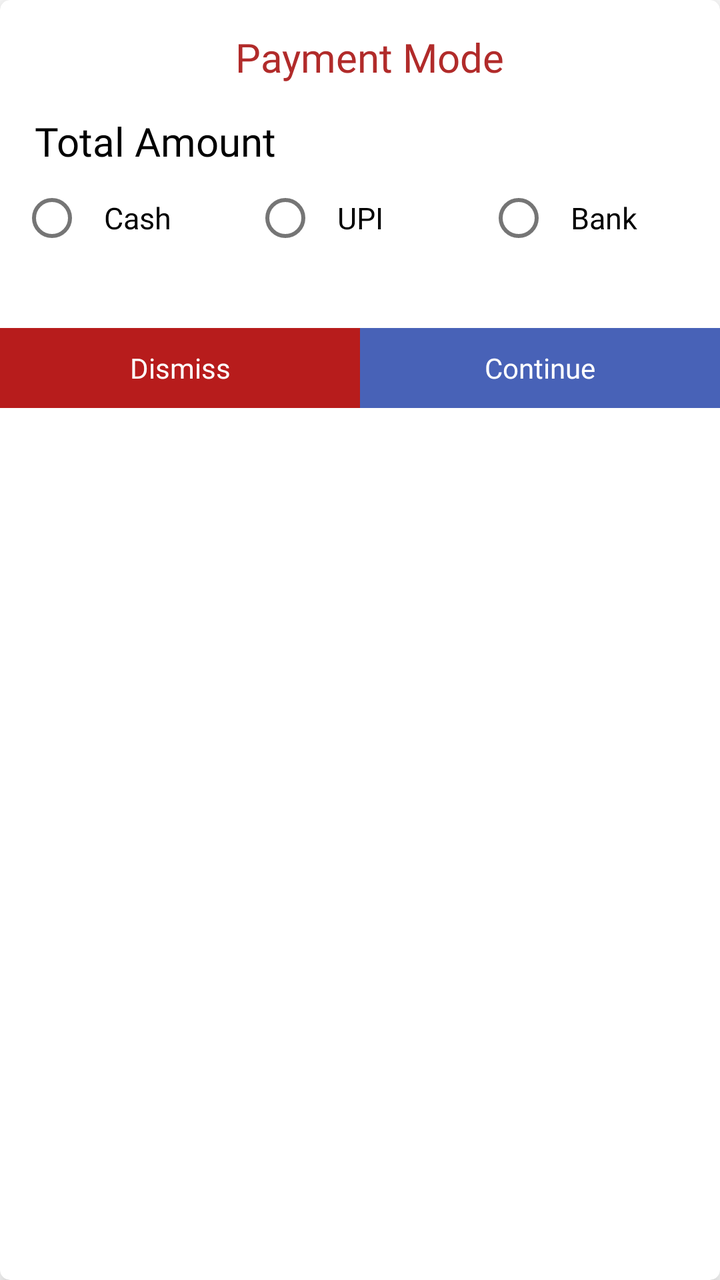
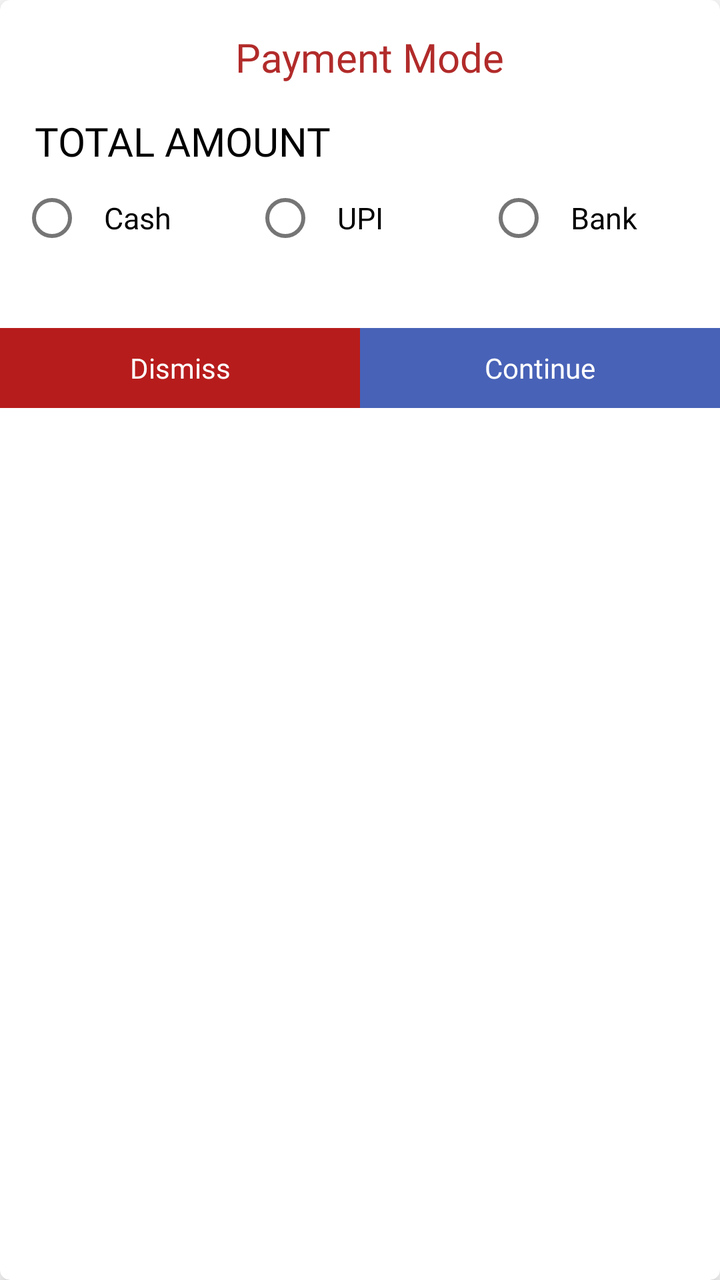

An Android layout rendered at two revisions. The XML below is the earlier revision; the diff shows what the commit changed to produce the second picture.
<!-- AndroidManifest.xml: application theme AppTheme -->
<!-- res/layout/set_payment_mode_dialog.xml -->
<?xml version="1.0" encoding="utf-8"?>
<androidx.cardview.widget.CardView xmlns:android="http://schemas.android.com/apk/res/android"
    xmlns:app="http://schemas.android.com/apk/res-auto"
    android:layout_width="match_parent"
    android:layout_height="wrap_content"
    android:layout_margin="5dp"
    android:elevation="7dp"
    app:cardCornerRadius="5dp"
    app:cardElevation="7dp">

    <LinearLayout
        android:layout_width="match_parent"
        android:layout_height="wrap_content"
        android:orientation="vertical">

        <TextView
            android:layout_width="match_parent"
            android:layout_height="wrap_content"
            android:layout_gravity="center"
            android:layout_marginStart="5dp"
            android:layout_marginTop="15dp"
            android:fontFamily="@font/poppinsbold"
            android:gravity="center"
            android:paddingStart="10dp"
            android:paddingEnd="10dp"
            android:text="Payment Mode"
            android:textColor="@color/textcolor"
            android:textSize="20sp" />

        <TextView
            android:id="@+id/totalAmount"
            android:layout_width="match_parent"
            android:layout_height="wrap_content"
            android:layout_gravity="center"
            android:layout_marginStart="5dp"
            android:layout_marginTop="15dp"
            android:fontFamily="@font/poppinsbold"
            android:gravity="center|start"
            android:paddingStart="10dp"
            android:paddingEnd="10dp"
            android:text="Total Amount"
            android:textColor="@color/black"
            android:textSize="20sp" />

        <LinearLayout
            android:id="@+id/paymentModeLayout"
            android:layout_width="match_parent"
            android:layout_height="wrap_content"
            android:layout_gravity="center"
            android:layout_marginTop="10dp"
            android:gravity="center"
            android:orientation="vertical">

            <RadioGroup
                android:id="@+id/paymentGroup"
                android:layout_width="match_parent"
                android:layout_height="wrap_content"
                android:layout_gravity="center"
                android:layout_marginStart="5dp"
                android:layout_marginEnd="5dp"
                android:layout_marginBottom="10dp"
                android:gravity="center"
                android:orientation="horizontal">

                <RadioButton
                    android:id="@+id/cash"
                    android:layout_width="match_parent"
                    android:layout_height="match_parent"
                    android:layout_gravity="center"
                    android:layout_marginStart="5dp"
                    android:layout_marginEnd="5dp"
                    android:layout_weight="1"
                    android:fontFamily="@font/poppinsregular"
                    android:gravity="center|start"
                    android:paddingStart="10dp"
                    android:paddingEnd="10dp"
                    android:text="Cash"
                    android:textColor="@color/black"
                    android:textSize="15dp" />

                <RadioButton
                    android:id="@+id/online"
                    android:layout_width="match_parent"
                    android:layout_height="30dp"
                    android:layout_gravity="center"
                    android:layout_marginStart="5dp"
                    android:layout_marginEnd="5dp"
                    android:layout_weight="1"
                    android:fontFamily="@font/poppinsregular"
                    android:gravity="center|start"
                    android:paddingStart="10dp"
                    android:paddingEnd="10dp"
                    android:text="UPI"
                    android:textColor="@color/black"
                    android:textSize="15dp" />

                <RadioButton
                    android:id="@+id/bank"
                    android:layout_width="match_parent"
                    android:layout_height="30dp"
                    android:layout_gravity="center"
                    android:layout_marginStart="5dp"
                    android:layout_marginEnd="5dp"
                    android:layout_weight="1"
                    android:fontFamily="@font/poppinsregular"
                    android:gravity="center|start"
                    android:paddingStart="10dp"
                    android:paddingEnd="10dp"
                    android:text="Bank"
                    android:textColor="@color/black"
                    android:textSize="15dp" />

            </RadioGroup>

        </LinearLayout>

        <LinearLayout
            android:layout_width="match_parent"
            android:layout_height="wrap_content"
            android:layout_marginTop="30dp"
            android:orientation="horizontal">

            <TextView
                android:id="@+id/dismissReport"
                android:layout_width="match_parent"
                android:layout_height="40dp"
                android:layout_gravity="center"
                android:layout_weight="1"
                android:background="@color/red"
                android:fontFamily="@font/poppinsregular"
                android:gravity="center"
                android:text="Dismiss"
                android:textColor="@color/white"
                android:textSize="14dp" />

            <TextView
                android:id="@+id/continueToReport"
                android:layout_width="match_parent"
                android:layout_height="40dp"
                android:layout_gravity="center"
                android:layout_weight="1"
                android:background="@color/colorPrimary"
                android:fontFamily="@font/poppinsregular"
                android:gravity="center"
                android:text="Continue"
                android:textColor="@color/white"
                android:textSize="14dp" />

        </LinearLayout>

    </LinearLayout>

</androidx.cardview.widget.CardView>
<!-- resources referenced by this layout -->
<resources>
  <color name="black">#000</color>
  <color name="colorPrimary">#4862b7</color>
  <color name="red">#B71C1C</color>
  <color name="textcolor">#b12b2a</color>
  <color name="white">#fff</color>
  <style name="AppTheme" parent="Theme.MaterialComponents.Light.NoActionBar">
          
          <item name="colorPrimary">@color/colorPrimary</item>
          <item name="colorPrimaryDark">@color/colorPrimary</item>
          <item name="colorAccent">@color/colorAccent</item>
          <item name="android:windowIsTranslucent">true</item>
          <item name="windowNoTitle">true</item>
          <item name="windowActionBar">false</item>
  
      </style>
  <color name="colorAccent">#000</color>
</resources>

<!-- the commit's change to res/layout/set_payment_mode_dialog.xml (unified diff, before → after) -->
@@ -23,7 +23,7 @@
             android:gravity="center"
             android:paddingStart="10dp"
             android:paddingEnd="10dp"
-            android:text="Payment Mode"
+            android:text="@string/ui_payment_mode"
             android:textColor="@color/textcolor"
             android:textSize="20sp" />
 
@@ -38,7 +38,7 @@
             android:gravity="center|start"
             android:paddingStart="10dp"
             android:paddingEnd="10dp"
-            android:text="Total Amount"
+            android:text="@string/ui_total_amount"
             android:textColor="@color/black"
             android:textSize="20sp" />
 
@@ -74,7 +74,7 @@
                     android:gravity="center|start"
                     android:paddingStart="10dp"
                     android:paddingEnd="10dp"
-                    android:text="Cash"
+                    android:text="@string/ui_cash"
                     android:textColor="@color/black"
                     android:textSize="15dp" />
 
@@ -90,7 +90,7 @@
                     android:gravity="center|start"
                     android:paddingStart="10dp"
                     android:paddingEnd="10dp"
-                    android:text="UPI"
+                    android:text="@string/ui_upi"
                     android:textColor="@color/black"
                     android:textSize="15dp" />
 
@@ -106,7 +106,7 @@
                     android:gravity="center|start"
                     android:paddingStart="10dp"
                     android:paddingEnd="10dp"
-                    android:text="Bank"
+                    android:text="@string/ui_bank"
                     android:textColor="@color/black"
                     android:textSize="15dp" />
 
@@ -129,7 +129,7 @@
                 android:background="@color/red"
                 android:fontFamily="@font/poppinsregular"
                 android:gravity="center"
-                android:text="Dismiss"
+                android:text="@string/ui_dismiss"
                 android:textColor="@color/white"
                 android:textSize="14dp" />
 
@@ -142,7 +142,7 @@
                 android:background="@color/colorPrimary"
                 android:fontFamily="@font/poppinsregular"
                 android:gravity="center"
-                android:text="Continue"
+                android:text="@string/ui_continue"
                 android:textColor="@color/white"
                 android:textSize="14dp" />
 
<!-- resource entries referenced after the edit -->
@@ -5,6 +5,13 @@
   <color name="red">#B71C1C</color>
   <color name="textcolor">#b12b2a</color>
   <color name="white">#fff</color>
+  <string name="ui_bank">Bank</string>
+  <string name="ui_cash">Cash</string>
+  <string name="ui_continue">Continue</string>
+  <string name="ui_dismiss">Dismiss</string>
+  <string name="ui_payment_mode">Payment Mode</string>
+  <string name="ui_total_amount">TOTAL AMOUNT</string>
+  <string name="ui_upi">UPI</string>
   <style name="AppTheme" parent="Theme.MaterialComponents.Light.NoActionBar">
           
           <item name="colorPrimary">@color/colorPrimary</item>
